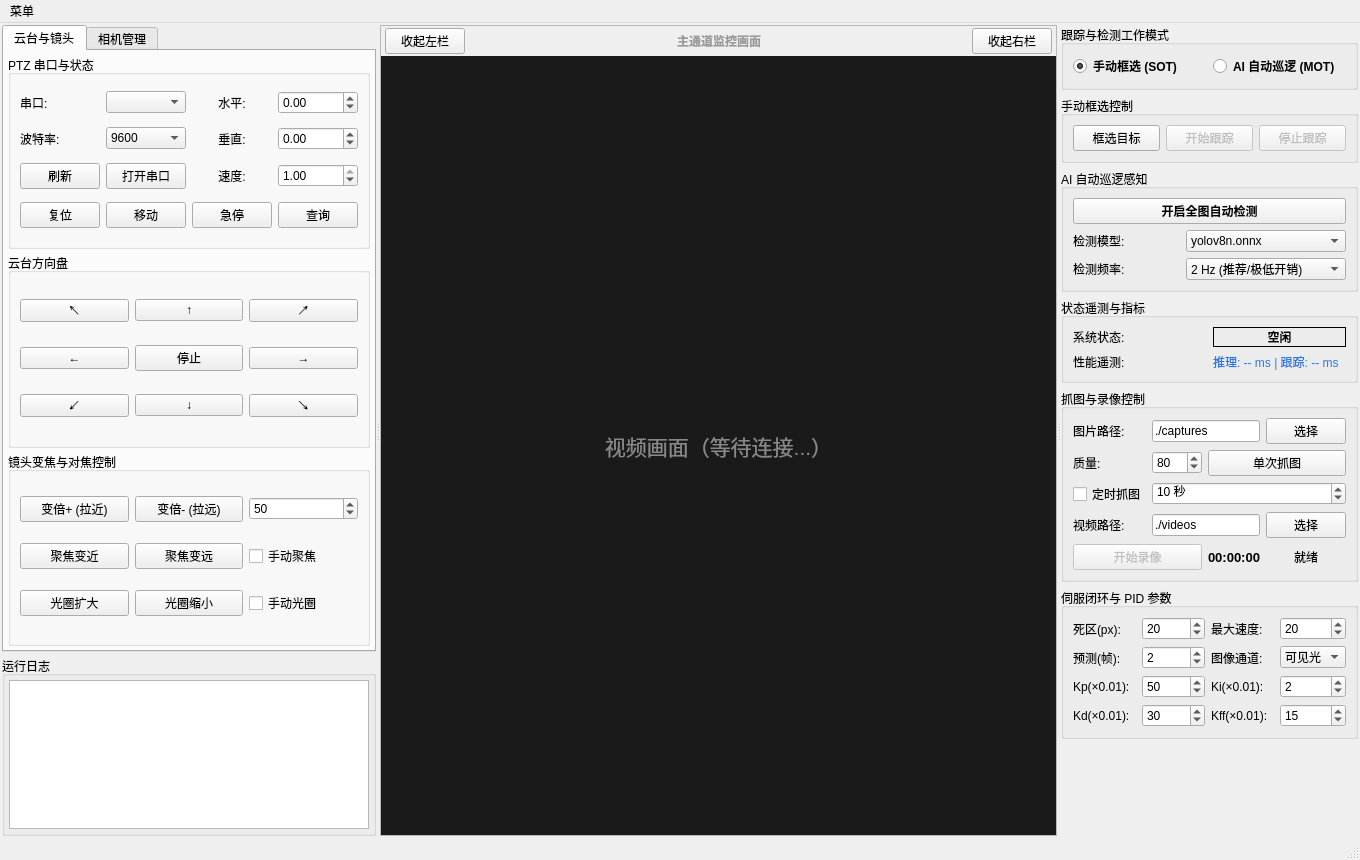
First picture: the form in mainwindow.ui, repository soranokiseki1437/nanhu_RGB_PTZ, before the edit.
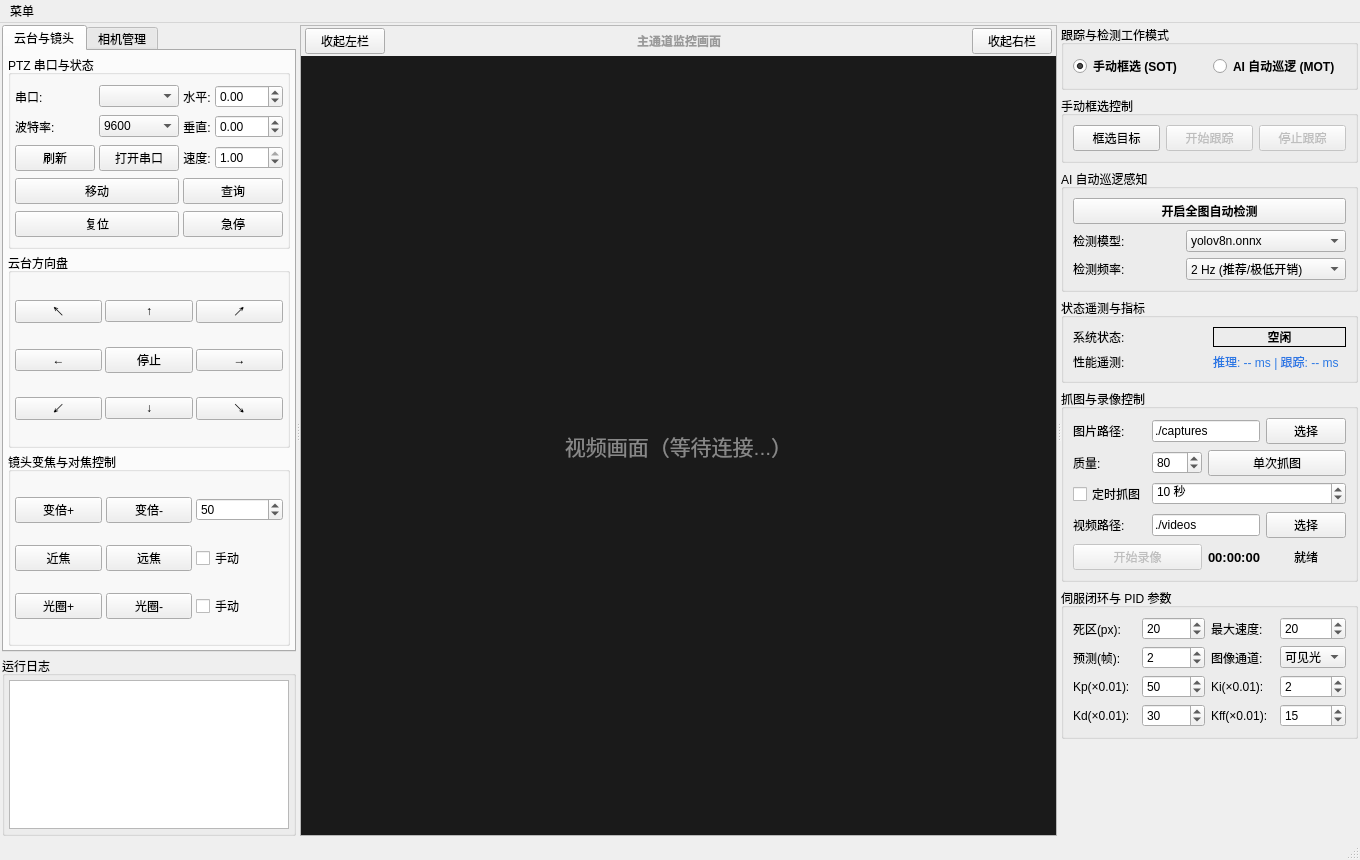
Second picture: the form after the edit.

Commit message: refactor(ui): narrow left panel layout and compress button constraints

```diff
--- a/mainwindow.ui
+++ b/mainwindow.ui
@@ -114,6 +114,24 @@
               <string>PTZ 串口与状态</string>
              </property>
              <layout class="QGridLayout" name="gridLayout_ptz">
+               <property name="leftMargin">
+                <number>4</number>
+               </property>
+               <property name="topMargin">
+                <number>6</number>
+               </property>
+               <property name="rightMargin">
+                <number>4</number>
+               </property>
+               <property name="bottomMargin">
+                <number>4</number>
+               </property>
+               <property name="horizontalSpacing">
+                <number>4</number>
+               </property>
+               <property name="verticalSpacing">
+                <number>3</number>
+               </property>
               <item row="0" column="0">
                <widget class="QLabel" name="label">
                 <property name="text">
@@ -222,34 +240,34 @@
                 </property>
                </widget>
               </item>
-              <item row="3" column="0">
-               <widget class="QPushButton" name="btnReset">
-                <property name="text">
-                 <string>复位</string>
-                </property>
-               </widget>
-              </item>
-              <item row="3" column="1">
+              <item row="3" column="0" colspan="2">
                <widget class="QPushButton" name="btnMove">
                 <property name="text">
                  <string>移动</string>
                 </property>
                </widget>
               </item>
-              <item row="3" column="2">
-               <widget class="QPushButton" name="btnStop">
-                <property name="text">
-                 <string>急停</string>
-                </property>
-               </widget>
-              </item>
-              <item row="3" column="3">
+              <item row="3" column="2" colspan="2">
                <widget class="QPushButton" name="btnQuery">
                 <property name="text">
                  <string>查询</string>
                 </property>
                </widget>
               </item>
+              <item row="4" column="0" colspan="2">
+               <widget class="QPushButton" name="btnReset">
+                <property name="text">
+                 <string>复位</string>
+                </property>
+               </widget>
+              </item>
+              <item row="4" column="2" colspan="2">
+               <widget class="QPushButton" name="btnStop">
+                <property name="text">
+                 <string>急停</string>
+                </property>
+               </widget>
+              </item>
              </layout>
             </widget>
            </item>
@@ -259,6 +277,24 @@
               <string>云台方向盘</string>
              </property>
              <layout class="QGridLayout" name="gridLayout_dir">
+               <property name="leftMargin">
+                <number>4</number>
+               </property>
+               <property name="topMargin">
+                <number>6</number>
+               </property>
+               <property name="rightMargin">
+                <number>4</number>
+               </property>
+               <property name="bottomMargin">
+                <number>4</number>
+               </property>
+               <property name="horizontalSpacing">
+                <number>3</number>
+               </property>
+               <property name="verticalSpacing">
+                <number>3</number>
+               </property>
               <item row="0" column="0">
                <widget class="QPushButton" name="left_up">
                 <property name="text">
@@ -331,17 +367,35 @@
               <string>镜头变焦与对焦控制</string>
              </property>
              <layout class="QGridLayout" name="gridLayout_lens">
+               <property name="leftMargin">
+                <number>4</number>
+               </property>
+               <property name="topMargin">
+                <number>6</number>
+               </property>
+               <property name="rightMargin">
+                <number>4</number>
+               </property>
+               <property name="bottomMargin">
+                <number>4</number>
+               </property>
+               <property name="horizontalSpacing">
+                <number>4</number>
+               </property>
+               <property name="verticalSpacing">
+                <number>3</number>
+               </property>
               <item row="0" column="0">
                <widget class="QPushButton" name="btnZoomIn">
                 <property name="text">
-                 <string>变倍+ (拉近)</string>
+                 <string>变倍+</string>
                 </property>
                </widget>
               </item>
               <item row="0" column="1">
                <widget class="QPushButton" name="btnZoomOut">
                 <property name="text">
-                 <string>变倍- (拉远)</string>
+                 <string>变倍-</string>
                 </property>
                </widget>
               </item>
@@ -361,42 +415,42 @@
               <item row="1" column="0">
                <widget class="QPushButton" name="btnFocusNear">
                 <property name="text">
-                 <string>聚焦变近</string>
+                 <string>近焦</string>
                 </property>
                </widget>
               </item>
               <item row="1" column="1">
                <widget class="QPushButton" name="btnFocusFar">
                 <property name="text">
-                 <string>聚焦变远</string>
+                 <string>远焦</string>
                 </property>
                </widget>
               </item>
               <item row="1" column="2">
                <widget class="QCheckBox" name="checkBoxManualFocus">
                 <property name="text">
-                 <string>手动聚焦</string>
+                 <string>手动</string>
                 </property>
                </widget>
               </item>
               <item row="2" column="0">
                <widget class="QPushButton" name="btnIrisOpen">
                 <property name="text">
-                 <string>光圈扩大</string>
+                 <string>光圈+</string>
                 </property>
                </widget>
               </item>
               <item row="2" column="1">
                <widget class="QPushButton" name="btnIrisClose">
                 <property name="text">
-                 <string>光圈缩小</string>
+                 <string>光圈-</string>
                 </property>
                </widget>
               </item>
               <item row="2" column="2">
                <widget class="QCheckBox" name="checkBoxManualIris">
                 <property name="text">
-                 <string>手动光圈</string>
+                 <string>手动</string>
                 </property>
                </widget>
               </item>
```
Left out of the diff: 20 changed lines with no effect on the pictures. The commit also changes 2 other files.
